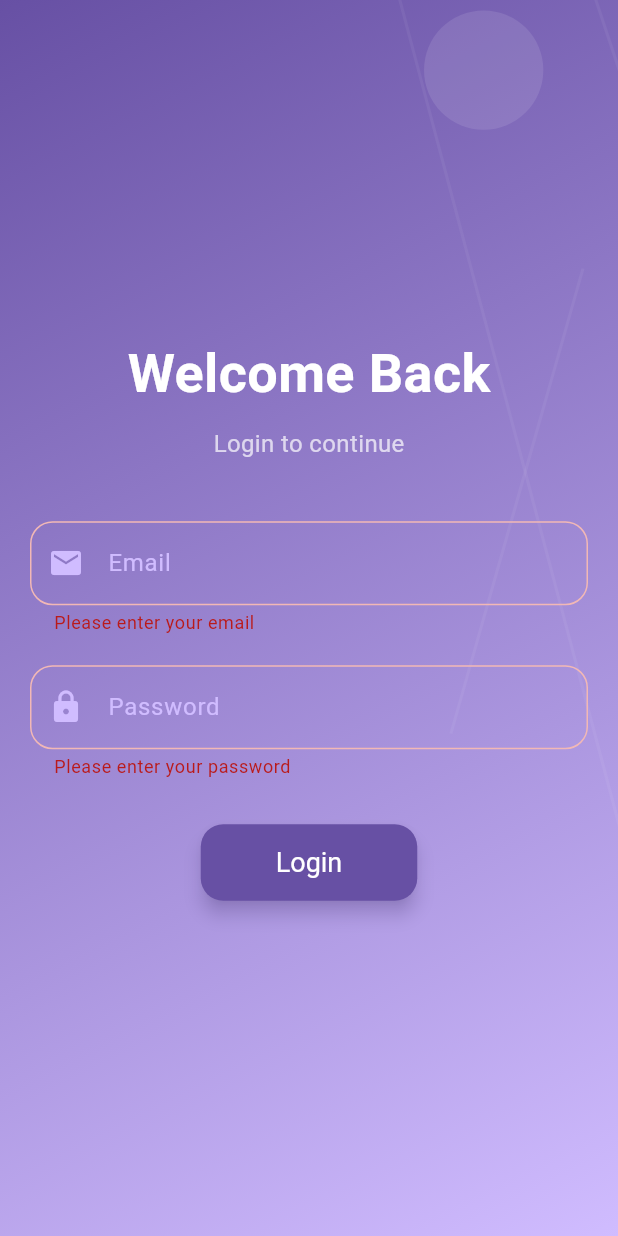
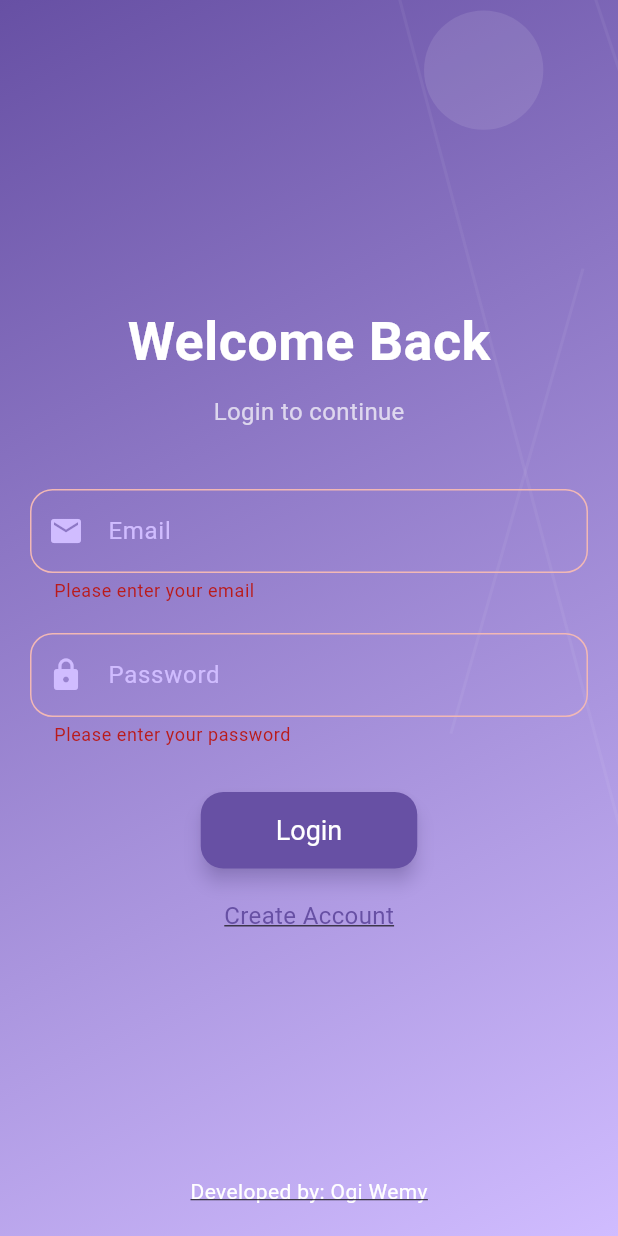
Before and after one commit to 24wemy/flutter_application_1, a Flutter app: the screen it shows after launch, after a tap on "Login", on a phone screen of 412 x 824 dp. Run offline on Flutter 3.47's test engine with Material 3 defaults, Android fonts, the phone set to English and light mode, and no system bars.

Commit message:
Implement login and registration screens with URL launcher integration

```diff
--- a/lib/screens/login_screen.dart
+++ b/lib/screens/login_screen.dart
@@ -1,9 +1,12 @@
 import 'dart:math';
 
 import 'package:flutter/material.dart';
+import 'package:url_launcher/url_launcher.dart'; // Import url_launcher
 import '../utils/colors.dart';
 import '../utils/constants.dart';
 import '../widgets/custom_text_field.dart';
+import 'register_screen.dart'; // Import RegisterScreen
+import 'main_screen.dart';
 
 class LoginScreen extends StatefulWidget {
   const LoginScreen({Key? key}) : super(key: key);
@@ -26,6 +29,10 @@ class _LoginScreenState extends State<LoginScreen>
   final TextEditingController _passwordController = TextEditingController();
   bool _obscurePassword = true;
 
+  // Hardcoded username and password for testing
+  final String _testEmail = "test@example.com";
+  final String _testPassword = "password";
+
   @override
   void initState() {
     super.initState();
@@ -39,6 +46,14 @@ class _LoginScreenState extends State<LoginScreen>
     _emailController.dispose();
     _passwordController.dispose();
     super.dispose();
+  }
+
+  // Function to launch GitHub URL
+  Future<void> _launchGithubURL() async {
+    final Uri url = Uri.parse('https://github.com/ogiwemy');
+    if (!await launchUrl(url)) {
+      throw Exception('Could not launch $url');
+    }
   }
 
   @override
@@ -195,8 +210,23 @@ class _LoginScreenState extends State<LoginScreen>
                               ),
                               onPressed: () {
                                 if (_formKey.currentState!.validate()) {
-                                  // Lakukan proses login di sini
-                                  print("Login berhasil!");
+                                  // Check if the entered credentials match the test credentials
+                                  if (_emailController.text == _testEmail &&
+                                      _passwordController.text == _testPassword) {
+                                    // Navigate to the main screen
+                                    Navigator.pushReplacement(
+                                      context,
+                                      MaterialPageRoute(
+                                          builder: (context) => MainScreen()),
+                                    );
+                                  } else {
+                                    // Show an error message if the credentials don't match
+                                    ScaffoldMessenger.of(context).showSnackBar(
+                                      const SnackBar(
+                                        content: Text('Invalid email or password'),
+                                      ),
+                                    );
+                                  }
                                 }
                               },
                               child: const Text("Login",
@@ -204,8 +234,44 @@ class _LoginScreenState extends State<LoginScreen>
                             ),
                           ),
                         ),
+                        const SizedBox(height: 20),
+                        GestureDetector(
+                          onTap: () {
+                            // Navigate to the registration screen
+                            Navigator.push(
+                              context,
+                              MaterialPageRoute(
+                                  builder: (context) => RegisterScreen()),
+                            );
+                          },
+                          child: Text(
+                            "Create Account",
+                            style: TextStyle(
+                              color: AppColors.primaryColor,
+                              fontSize: 16.0,
+                              decoration: TextDecoration.underline,
+                            ),
+                          ),
+                        ),
                       ],
                     ),
+                  ),
+                ),
+              ),
+            ),
+          ),
+          Align(
+            alignment: Alignment.bottomCenter,
+            child: Padding(
+              padding: const EdgeInsets.only(bottom: 20.0),
+              child: InkWell(
+                onTap: _launchGithubURL,
+                child: const Text(
+                  "Developed by: Ogi Wemy",
+                  style: TextStyle(
+                    color: Colors.white,
+                    fontSize: 14.0,
+                    decoration: TextDecoration.underline,
                   ),
                 ),
               ),
@@ -248,7 +314,8 @@ class AnimatedBackground extends CustomPainter {
     final double maxRadius = min(size.width, size.height) / 4;
 
     for (int i = 0; i < 5; i++) {
-      double radius = maxRadius * (0.3 + i * 0.1) * (0.5 + sin(animationValue + i));
+      double radius =
+          maxRadius * (0.3 + i * 0.1) * (0.5 + sin(animationValue + i));
       double x = size.width * (0.2 + 0.6 * sin(animationValue * 2 + i));
       double y = size.height * (0.2 + 0.6 * cos(animationValue * 2 + i));
 
--- a/pubspec.yaml
+++ b/pubspec.yaml
@@ -34,6 +34,9 @@ dependencies:
   # The following adds the Cupertino Icons font to your application.
   # Use with the CupertinoIcons class for iOS style icons.
   cupertino_icons: ^1.0.8
+
+  # Add url_launcher for opening links
+  url_launcher: ^6.0.0 # Find the latest version on pub.dev
 
 dev_dependencies:
   flutter_test:
```
Also changed, not shown: lib/screens/main_screen.dart (added, +27 -0 lines), lib/screens/register_screen.dart (added, +246 -0 lines), pubspec.lock.
